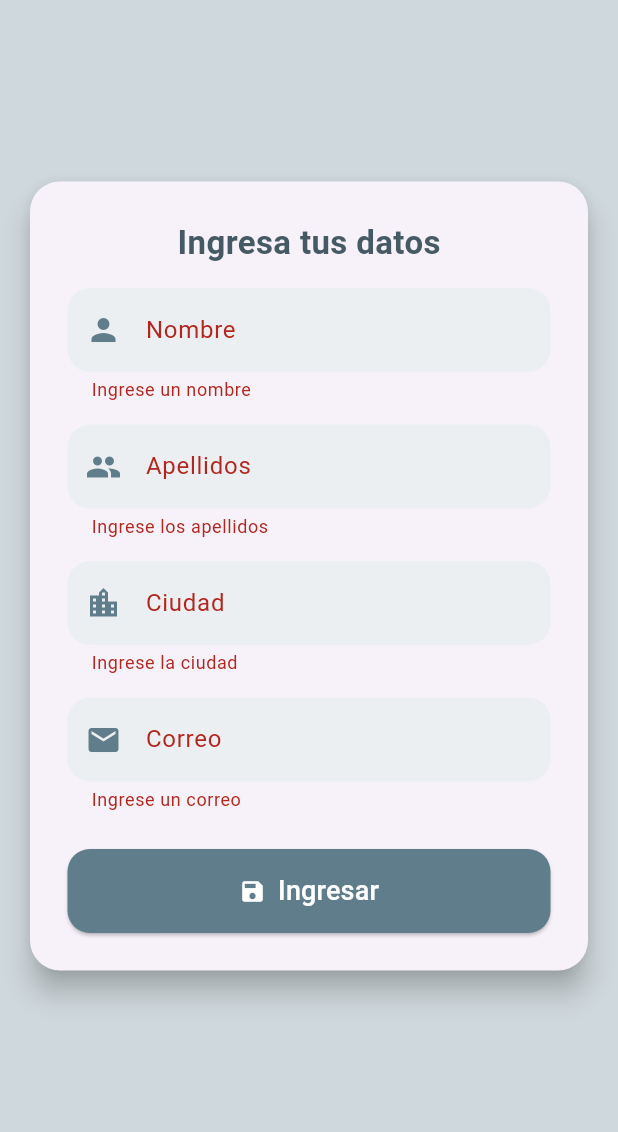
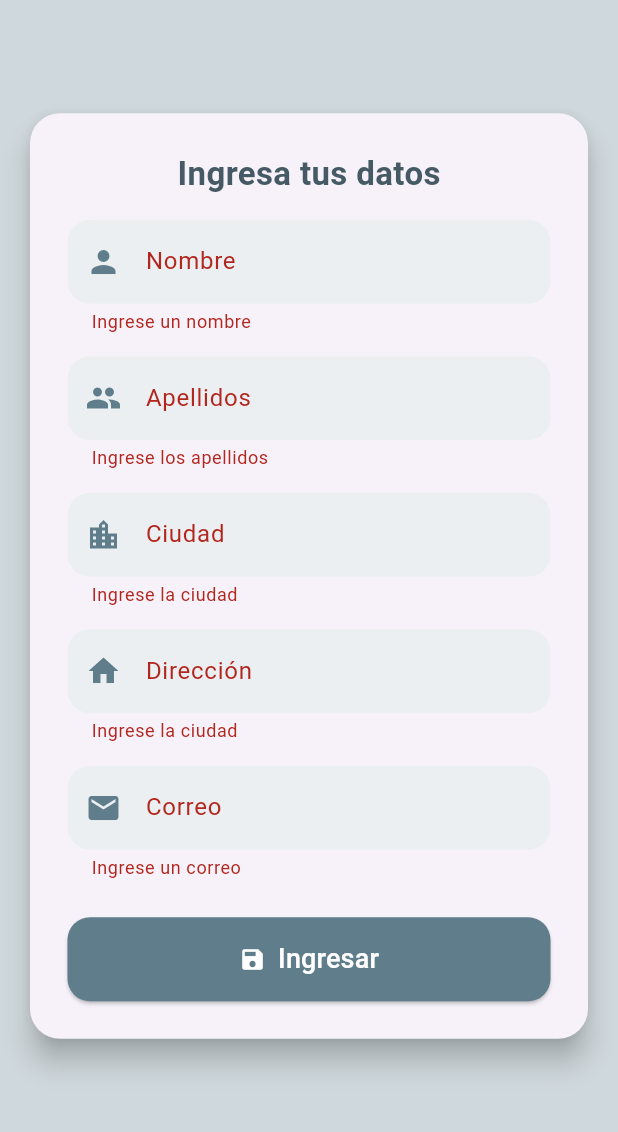
Before and after one commit to dagalvisb/formulario_movil2, a Flutter app: the screen it shows after launch, after a tap on "Ingresar", on a phone screen of 412 x 824 dp, the part 84-1216 px from its top. Run offline on Flutter 3.47's test engine with Material 3 defaults, Android fonts, the phone set to English and light mode, and no system bars.

Commit message:
commit clase

```diff
--- a/lib/main.dart
+++ b/lib/main.dart
@@ -34,6 +34,7 @@ class _FormPageState extends State<FormPage> {
   final TextEditingController _apellidosController = TextEditingController();
   final TextEditingController _correoController = TextEditingController();
   final TextEditingController _ciudadController = TextEditingController();
+  final TextEditingController _direccionController = TextEditingController();
 
   void _ingresarDatos() {
     if (_formKey.currentState!.validate()) {
@@ -41,12 +42,13 @@ class _FormPageState extends State<FormPage> {
       String apellidos = _apellidosController.text;
       String correo = _correoController.text;
       String ciudad = _ciudadController.text;
+      String direccion = _direccionController.text;
 
       ScaffoldMessenger.of(context).showSnackBar(
         SnackBar(
           backgroundColor: Colors.grey,
           content: Text(
-            '✅ Datos ingresados:\nNombre: $nombre\nApellidos: $apellidos\nCiudad: $ciudad\nCorreo: $correo',
+            '✅ Datos ingresados:\nNombre: $nombre\nApellidos: $apellidos\nCiudad: $ciudad\nDireccion: $direccion\nCorreo: $correo',
             style: const TextStyle(color: Colors.white),
           ),
         ),
@@ -55,7 +57,10 @@ class _FormPageState extends State<FormPage> {
         _nombreController.clear();
         _apellidosController.clear();
         _correoController.clear();
-        _ciudadController.clear();});
+        _ciudadController.clear();
+        _direccionController.clear();});
+
+
     }
   }
 
@@ -127,6 +132,13 @@ class _FormPageState extends State<FormPage> {
                     ),
                     const SizedBox(height: 15),
                     TextFormField(
+                      controller: _direccionController,
+                      decoration: _inputDecoration("Dirección", Icons.home),
+                      validator: (value) =>
+                          value == null || value.isEmpty ? 'Ingrese la ciudad' : null,
+                    ),
+                    const SizedBox(height: 15),
+                    TextFormField(
                       controller: _correoController,
                       keyboardType: TextInputType.emailAddress,
                       decoration: _inputDecoration("Correo", Icons.email),
```
